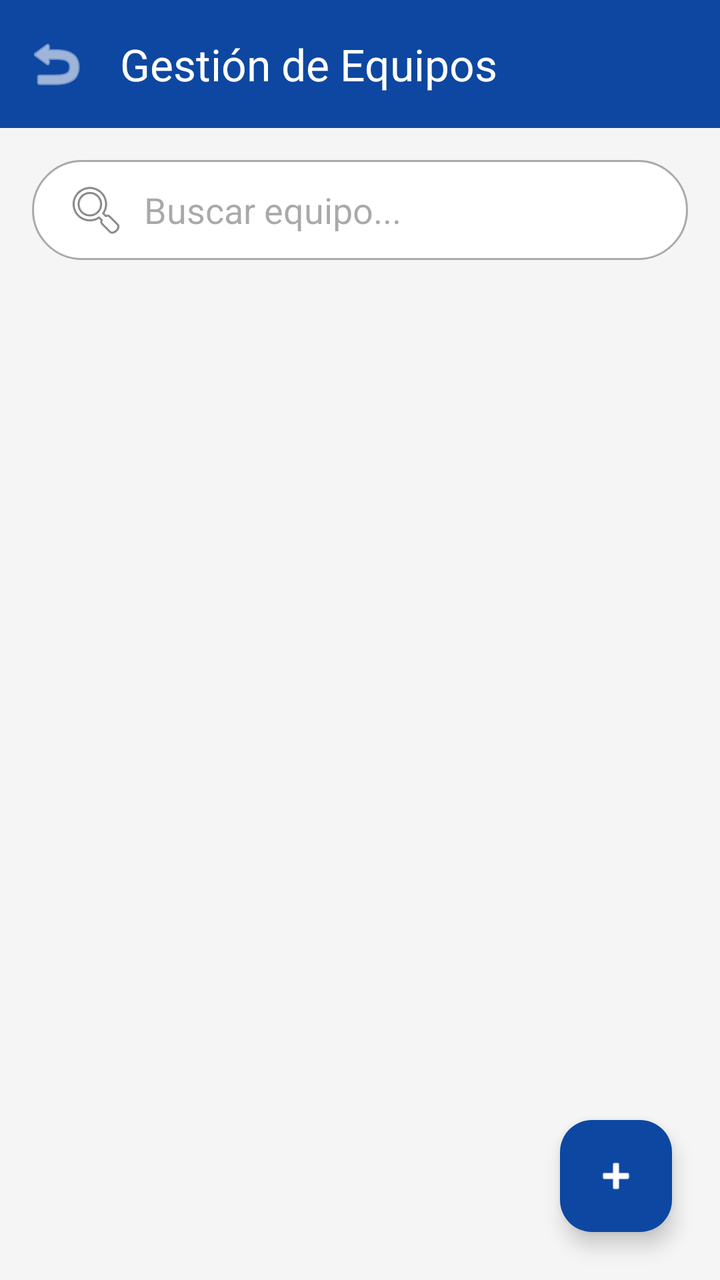
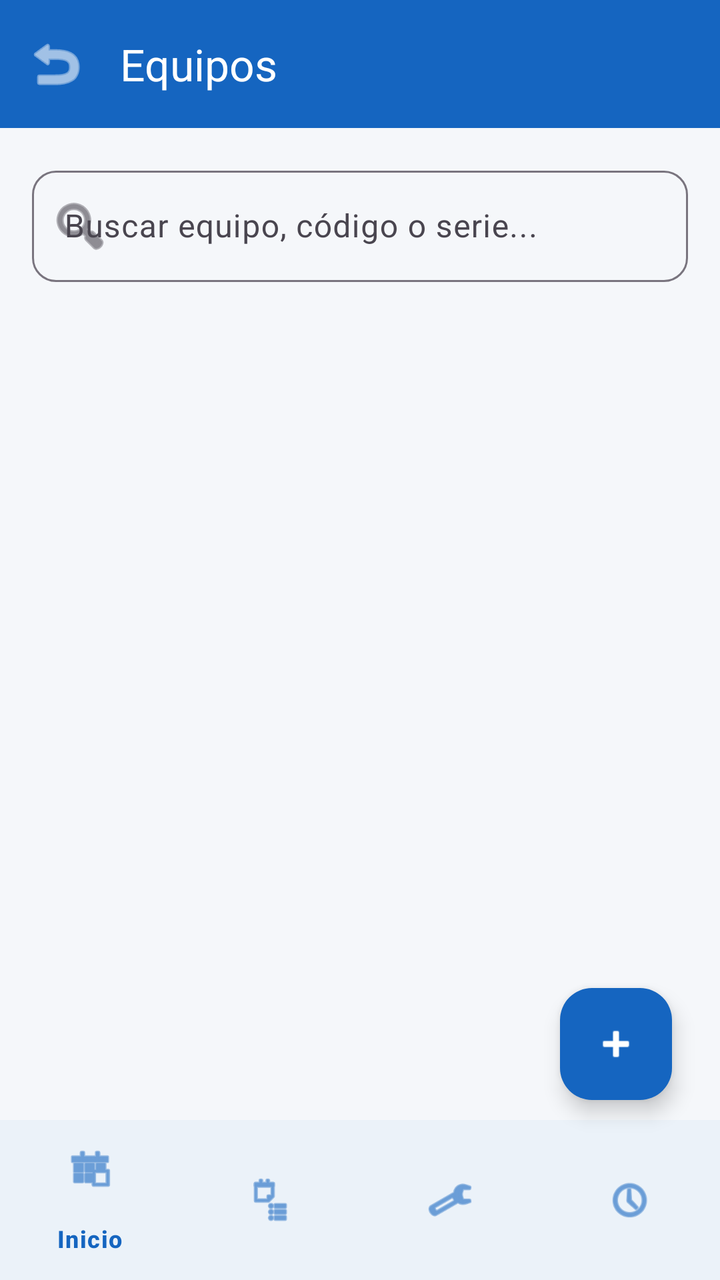

An Android layout rendered at two revisions. The XML below is the earlier revision; the diff shows what the commit changed to produce the second picture.
<!-- AndroidManifest.xml: application theme Theme.ClimaTrack -->
<!-- res/layout/activity_equipment.xml -->
<?xml version="1.0" encoding="utf-8"?>
<androidx.constraintlayout.widget.ConstraintLayout xmlns:android="http://schemas.android.com/apk/res/android"
    xmlns:app="http://schemas.android.com/apk/res-auto"
    xmlns:tools="http://schemas.android.com/tools"
    android:layout_width="match_parent"
    android:layout_height="match_parent"
    android:background="@color/background">

    <com.google.android.material.appbar.AppBarLayout
        android:id="@+id/appBar"
        android:layout_width="match_parent"
        android:layout_height="wrap_content"
        app:layout_constraintTop_toTopOf="parent">

        <com.google.android.material.appbar.MaterialToolbar
            android:id="@+id/toolbar"
            android:layout_width="match_parent"
            android:layout_height="?attr/actionBarSize"
            android:background="@color/primary"
            app:title="Gestión de Equipos"
            app:titleTextColor="@color/white"
            app:navigationIcon="@android:drawable/ic_menu_revert"
            app:navigationIconTint="@color/white" />
    </com.google.android.material.appbar.AppBarLayout>

    <EditText
        android:id="@+id/etSearch"
        android:layout_width="match_parent"
        android:layout_height="50dp"
        android:layout_margin="16dp"
        android:background="@drawable/bg_search"
        android:drawableStart="@android:drawable/ic_menu_search"
        android:drawablePadding="8dp"
        android:hint="Buscar equipo..."
        android:paddingHorizontal="16dp"
        app:layout_constraintTop_toBottomOf="@id/appBar" />

    <androidx.recyclerview.widget.RecyclerView
        android:id="@+id/rvEquipment"
        android:layout_width="match_parent"
        android:layout_height="0dp"
        android:paddingTop="8dp"
        android:clipToPadding="false"
        app:layout_constraintBottom_toBottomOf="parent"
        app:layout_constraintTop_toBottomOf="@id/etSearch"
        tools:listitem="@layout/item_equipment" />

    <com.google.android.material.floatingactionbutton.FloatingActionButton
        android:id="@+id/fabAddEquipment"
        android:layout_width="wrap_content"
        android:layout_height="wrap_content"
        android:layout_margin="24dp"
        android:contentDescription="Agregar equipo"
        android:src="@android:drawable/ic_input_add"
        app:backgroundTint="@color/primary"
        app:layout_constraintBottom_toBottomOf="parent"
        app:layout_constraintEnd_toEndOf="parent"
        app:tint="@color/white" />

</androidx.constraintlayout.widget.ConstraintLayout>
<!-- res/layout/item_equipment.xml (included above) -->
<?xml version="1.0" encoding="utf-8"?>
<com.google.android.material.card.MaterialCardView xmlns:android="http://schemas.android.com/apk/res/android"
    xmlns:app="http://schemas.android.com/apk/res-auto"
    android:layout_width="match_parent"
    android:layout_height="wrap_content"
    android:layout_marginHorizontal="16dp"
    android:layout_marginVertical="8dp"
    app:cardCornerRadius="12dp"
    app:cardElevation="2dp">

    <LinearLayout
        android:layout_width="match_parent"
        android:layout_height="wrap_content"
        android:orientation="vertical"
        android:padding="16dp">

        <TextView
            android:id="@+id/tvEquipCode"
            android:layout_width="match_parent"
            android:layout_height="wrap_content"
            android:text="EQ-001"
            android:textColor="@color/primary"
            android:textSize="18sp"
            android:textStyle="bold" />

        <TextView
            android:id="@+id/tvEquipType"
            android:layout_width="match_parent"
            android:layout_height="wrap_content"
            android:text="Aire Acondicionado Central"
            android:textColor="@color/black"
            android:textSize="16sp" />

        <TextView
            android:id="@+id/tvEquipBrandModel"
            android:layout_width="match_parent"
            android:layout_height="wrap_content"
            android:text="York YXC-48"
            android:textColor="@color/secondary"
            android:textSize="14sp" />

        <TextView
            android:id="@+id/tvEquipStatus"
            android:layout_width="wrap_content"
            android:layout_height="wrap_content"
            android:layout_marginTop="8dp"
            android:text="OPERATIVO"
            android:textSize="12sp"
            android:textStyle="bold" />

    </LinearLayout>

</com.google.android.material.card.MaterialCardView>
<!-- resources referenced by this layout -->
<resources>
  <color name="background">#F5F5F5</color>
  <color name="black">#FF000000</color>
  <color name="primary">#0D47A1</color>
  <color name="secondary">#455A64</color>
  <color name="white">#FFFFFFFF</color>
  <!-- drawable bg_search (drawable) -->
  <?xml version="1.0" encoding="utf-8"?>
  <shape xmlns:android="http://schemas.android.com/apk/res/android">
      <solid android:color="@color/white" />
      <corners android:radius="25dp" />
      <stroke android:width="1dp" android:color="@android:color/darker_gray" />
  </shape>
  <style name="Theme.ClimaTrack" parent="Base.Theme.ClimaTrack" />
  <style name="Base.Theme.ClimaTrack" parent="Theme.Material3.DayNight.NoActionBar">
          
          
      </style>
</resources>

<!-- the commit's change to res/layout/activity_equipment.xml (unified diff, before → after) -->
@@ -1,63 +1,84 @@
 <?xml version="1.0" encoding="utf-8"?>
-<androidx.constraintlayout.widget.ConstraintLayout xmlns:android="http://schemas.android.com/apk/res/android"
+<androidx.coordinatorlayout.widget.CoordinatorLayout xmlns:android="http://schemas.android.com/apk/res/android"
     xmlns:app="http://schemas.android.com/apk/res-auto"
     xmlns:tools="http://schemas.android.com/tools"
     android:layout_width="match_parent"
     android:layout_height="match_parent"
-    android:background="@color/background">
+    android:background="@color/md_theme_light_background">
 
     <com.google.android.material.appbar.AppBarLayout
-        android:id="@+id/appBar"
         android:layout_width="match_parent"
         android:layout_height="wrap_content"
-        app:layout_constraintTop_toTopOf="parent">
+        android:background="@color/md_theme_light_primary">
 
         <com.google.android.material.appbar.MaterialToolbar
             android:id="@+id/toolbar"
             android:layout_width="match_parent"
             android:layout_height="?attr/actionBarSize"
-            android:background="@color/primary"
-            app:title="Gestión de Equipos"
+            app:title="Equipos"
             app:titleTextColor="@color/white"
             app:navigationIcon="@android:drawable/ic_menu_revert"
             app:navigationIconTint="@color/white" />
+
     </com.google.android.material.appbar.AppBarLayout>
 
-    <EditText
-        android:id="@+id/etSearch"
+    <androidx.constraintlayout.widget.ConstraintLayout
         android:layout_width="match_parent"
-        android:layout_height="50dp"
-        android:layout_margin="16dp"
-        android:background="@drawable/bg_search"
-        android:drawableStart="@android:drawable/ic_menu_search"
-        android:drawablePadding="8dp"
-        android:hint="Buscar equipo..."
-        android:paddingHorizontal="16dp"
-        app:layout_constraintTop_toBottomOf="@id/appBar" />
+        android:layout_height="match_parent"
+        app:layout_behavior="@string/appbar_scrolling_view_behavior">
 
-    <androidx.recyclerview.widget.RecyclerView
-        android:id="@+id/rvEquipment"
-        android:layout_width="match_parent"
-        android:layout_height="0dp"
-        android:paddingTop="8dp"
-        android:clipToPadding="false"
-        app:layout_constraintBottom_toBottomOf="parent"
-        app:layout_constraintTop_toBottomOf="@id/etSearch"
-        tools:listitem="@layout/item_equipment" />
+        <com.google.android.material.textfield.TextInputLayout
+            android:id="@+id/tilSearch"
+            style="@style/Widget.Material3.TextInputLayout.OutlinedBox"
+            android:layout_width="match_parent"
+            android:layout_height="wrap_content"
+            android:layout_margin="16dp"
+            android:hint="@string/search_equipment_hint"
+            app:startIconDrawable="@android:drawable/ic_menu_search"
+            app:layout_constraintTop_toTopOf="parent">
+
+            <com.google.android.material.textfield.TextInputEditText
+                android:id="@+id/etSearch"
+                android:layout_width="match_parent"
+                android:layout_height="wrap_content"
+                android:inputType="text" />
+        </com.google.android.material.textfield.TextInputLayout>
+
+        <androidx.recyclerview.widget.RecyclerView
+            android:id="@+id/rvEquipment"
+            android:layout_width="match_parent"
+            android:layout_height="0dp"
+            android:clipToPadding="false"
+            android:paddingBottom="80dp"
+            app:layout_constraintBottom_toBottomOf="parent"
+            app:layout_constraintTop_toBottomOf="@id/tilSearch"
+            tools:listitem="@layout/item_equipment" />
+
+    </androidx.constraintlayout.widget.ConstraintLayout>
 
     <com.google.android.material.floatingactionbutton.FloatingActionButton
         android:id="@+id/fabAddEquipment"
         android:layout_width="wrap_content"
         android:layout_height="wrap_content"
-        android:layout_margin="24dp"
+        android:layout_gravity="bottom|end"
+        android:layout_marginEnd="24dp"
+        android:layout_marginBottom="90dp"
         android:contentDescription="Agregar equipo"
         android:src="@android:drawable/ic_input_add"
-        app:backgroundTint="@color/primary"
-        app:layout_constraintBottom_toBottomOf="parent"
-        app:layout_constraintEnd_toEndOf="parent"
+        app:backgroundTint="@color/md_theme_light_primary"
         app:tint="@color/white" />
 
-</androidx.constraintlayout.widget.ConstraintLayout>
+    <com.google.android.material.bottomnavigation.BottomNavigationView
+        android:id="@+id/bottomNavigation"
+        android:layout_width="match_parent"
+        android:layout_height="wrap_content"
+        android:layout_gravity="bottom"
+        app:menu="@menu/bottom_nav_menu"
+        app:backgroundTint="@color/white"
+        app:itemIconTint="@color/md_theme_light_primary"
+        app:itemTextColor="@color/md_theme_light_primary" />
+
+</androidx.coordinatorlayout.widget.CoordinatorLayout>
 <!-- res/layout/item_equipment.xml (included above) -->
 <?xml version="1.0" encoding="utf-8"?>
 <com.google.android.material.card.MaterialCardView xmlns:android="http://schemas.android.com/apk/res/android"
@@ -66,49 +87,75 @@
     android:layout_height="wrap_content"
     android:layout_marginHorizontal="16dp"
     android:layout_marginVertical="8dp"
-    app:cardCornerRadius="12dp"
-    app:cardElevation="2dp">
+    app:cardCornerRadius="16dp"
+    app:cardElevation="2dp"
+    app:cardBackgroundColor="@color/white">
 
-    <LinearLayout
+    <androidx.constraintlayout.widget.ConstraintLayout
         android:layout_width="match_parent"
         android:layout_height="wrap_content"
-        android:orientation="vertical"
         android:padding="16dp">
+
+        <ImageView
+            android:id="@+id/imgEquipment"
+            android:layout_width="48dp"
+            android:layout_height="48dp"
+            android:padding="8dp"
+            android:src="@android:drawable/ic_menu_manage"
+            app:layout_constraintStart_toStartOf="parent"
+            app:layout_constraintTop_toTopOf="parent"
+            app:tint="@color/md_theme_light_primary" />
 
         <TextView
             android:id="@+id/tvEquipCode"
-            android:layout_width="match_parent"
+            android:layout_width="0dp"
             android:layout_height="wrap_content"
+            android:layout_marginStart="16dp"
             android:text="EQ-001"
-            android:textColor="@color/primary"
+            android:textColor="@color/md_theme_light_primary"
             android:textSize="18sp"
-            android:textStyle="bold" />
-
-        <TextView
-            android:id="@+id/tvEquipType"
-            android:layout_width="match_parent"
-            android:layout_height="wrap_content"
-            android:text="Aire Acondicionado Central"
-            android:textColor="@color/black"
-            android:textSize="16sp" />
-
-        <TextView
-            android:id="@+id/tvEquipBrandModel"
-            android:layout_width="match_parent"
-            android:layout_height="wrap_content"
-            android:text="York YXC-48"
-            android:textColor="@color/secondary"
-            android:textSize="14sp" />
+            android:textStyle="bold"
+            app:layout_constraintEnd_toStartOf="@id/tvEquipStatus"
+            app:layout_constraintStart_toEndOf="@id/imgEquipment"
+            app:layout_constraintTop_toTopOf="parent" />
 
         <TextView
             android:id="@+id/tvEquipStatus"
             android:layout_width="wrap_content"
             android:layout_height="wrap_content"
-            android:layout_marginTop="8dp"
+            android:background="@drawable/bg_status_chip"
+            android:paddingHorizontal="12dp"
+            android:paddingVertical="4dp"
             android:text="OPERATIVO"
-            android:textSize="12sp"
-            android:textStyle="bold" />
+            android:textColor="@color/status_finished"
+            android:textSize="11sp"
+            android:textStyle="bold"
+            app:layout_constraintEnd_toEndOf="parent"
+            app:layout_constraintTop_toTopOf="parent" />
 
-    </LinearLayout>
+        <TextView
+            android:id="@+id/tvEquipType"
+            android:layout_width="0dp"
+            android:layout_height="wrap_content"
+            android:layout_marginTop="4dp"
+            android:text="Aire Acondicionado Central"
+            android:textColor="@color/md_theme_light_onBackground"
+            android:textSize="15sp"
+            app:layout_constraintEnd_toEndOf="parent"
+            app:layout_constraintStart_toStartOf="@id/tvEquipCode"
+            app:layout_constraintTop_toBottomOf="@id/tvEquipCode" />
+
+        <TextView
+            android:id="@+id/tvEquipBrandModel"
+            android:layout_width="0dp"
+            android:layout_height="wrap_content"
+            android:text="York YXC-48"
+            android:textColor="@color/text_secondary"
+            android:textSize="13sp"
+            app:layout_constraintEnd_toEndOf="parent"
+            app:layout_constraintStart_toStartOf="@id/tvEquipCode"
+            app:layout_constraintTop_toBottomOf="@id/tvEquipType" />
+
+    </androidx.constraintlayout.widget.ConstraintLayout>
 
 </com.google.android.material.card.MaterialCardView>
<!-- resource entries referenced after the edit -->
@@ -1,21 +1,61 @@
 <!-- resources referenced by this layout -->
 <resources>
-  <color name="background">#F5F5F5</color>
-  <color name="black">#FF000000</color>
-  <color name="primary">#0D47A1</color>
-  <color name="secondary">#455A64</color>
+  <color name="md_theme_light_background">#F5F7FA</color>
+  <color name="md_theme_light_onBackground">#1A1C1E</color>
+  <color name="md_theme_light_primary">#1565C0</color>
+  <color name="status_finished">#43A047</color>
+  <color name="text_secondary">#6B7280</color>
   <color name="white">#FFFFFFFF</color>
-  <!-- drawable bg_search (drawable) -->
+  <!-- drawable bg_status_chip (drawable) -->
   <?xml version="1.0" encoding="utf-8"?>
   <shape xmlns:android="http://schemas.android.com/apk/res/android">
       <solid android:color="@color/white" />
-      <corners android:radius="25dp" />
-      <stroke android:width="1dp" android:color="@android:color/darker_gray" />
+      <corners android:radius="16dp" />
   </shape>
+  <string name="search_equipment_hint">Buscar equipo, código o serie...</string>
   <style name="Theme.ClimaTrack" parent="Base.Theme.ClimaTrack" />
   <style name="Base.Theme.ClimaTrack" parent="Theme.Material3.DayNight.NoActionBar">
           
+          <item name="colorPrimary">@color/md_theme_light_primary</item>
+          <item name="colorOnPrimary">@color/md_theme_light_onPrimary</item>
+          <item name="colorPrimaryContainer">@color/md_theme_light_primaryContainer</item>
+          <item name="colorOnPrimaryContainer">@color/md_theme_light_onPrimaryContainer</item>
+  
+          <item name="colorSecondary">@color/md_theme_light_secondary</item>
+          <item name="colorOnSecondary">@color/md_theme_light_onSecondary</item>
+  
+          <item name="android:windowBackground">@color/md_theme_light_background</item>
+          <item name="colorSurface">@color/md_theme_light_surface</item>
+          <item name="colorOnSurface">@color/md_theme_light_onSurface</item>
+  
           
+          <item name="materialCardViewStyle">@style/Widget.ClimaTrack.CardView</item>
+          <item name="materialButtonStyle">@style/Widget.ClimaTrack.Button</item>
+          <item name="textInputStyle">@style/Widget.ClimaTrack.TextInputLayout</item>
+      </style>
+  <color name="md_theme_light_onPrimary">#FFFFFF</color>
+  <color name="md_theme_light_primaryContainer">#E3F2FD</color>
+  <color name="md_theme_light_onPrimaryContainer">#001B3D</color>
+  <color name="md_theme_light_secondary">#455A64</color>
+  <color name="md_theme_light_onSecondary">#FFFFFF</color>
+  <color name="md_theme_light_surface">#FFFFFF</color>
+  <color name="md_theme_light_onSurface">#1A1C1E</color>
+  <style name="Widget.ClimaTrack.CardView" parent="Widget.Material3.CardView.Elevated">
+          <item name="cardCornerRadius">16dp</item>
+          <item name="cardElevation">2dp</item>
+          <item name="android:layout_margin">8dp</item>
+      </style>
+  <style name="Widget.ClimaTrack.Button" parent="Widget.Material3.Button">
+          <item name="cornerRadius">12dp</item>
+          <item name="android:insetTop">0dp</item>
+          <item name="android:insetBottom">0dp</item>
+      </style>
+  <style name="Widget.ClimaTrack.TextInputLayout" parent="Widget.Material3.TextInputLayout.OutlinedBox">
+          <item name="boxCornerRadiusTopStart">12dp</item>
+          <item name="boxCornerRadiusTopEnd">12dp</item>
+          <item name="boxCornerRadiusBottomStart">12dp</item>
+          <item name="boxCornerRadiusBottomEnd">12dp</item>
+          <item name="boxStrokeColor">@color/md_theme_light_primary</item>
       </style>
 </resources>
 
